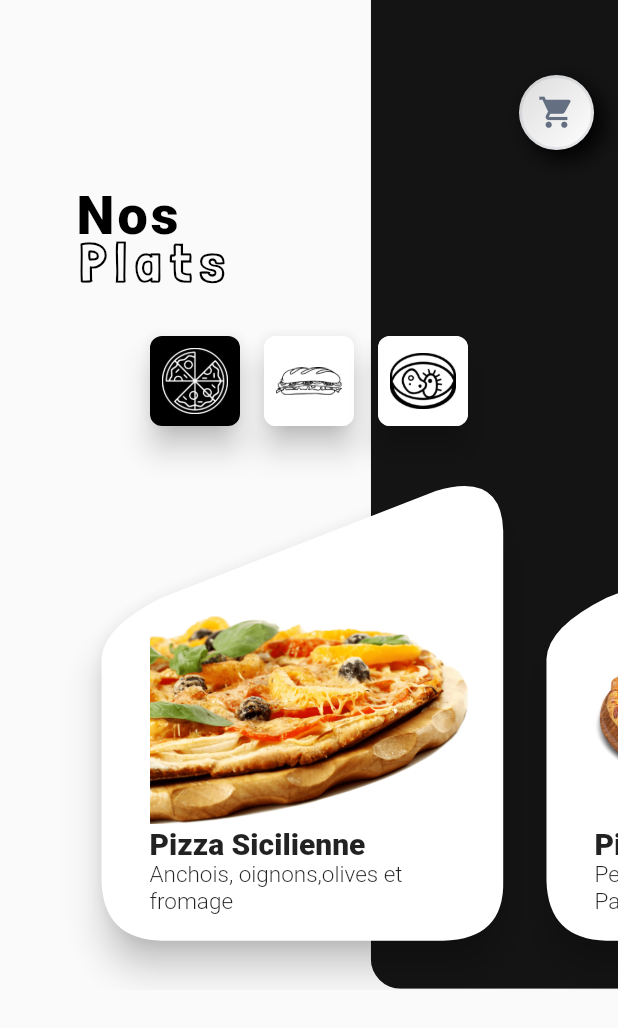
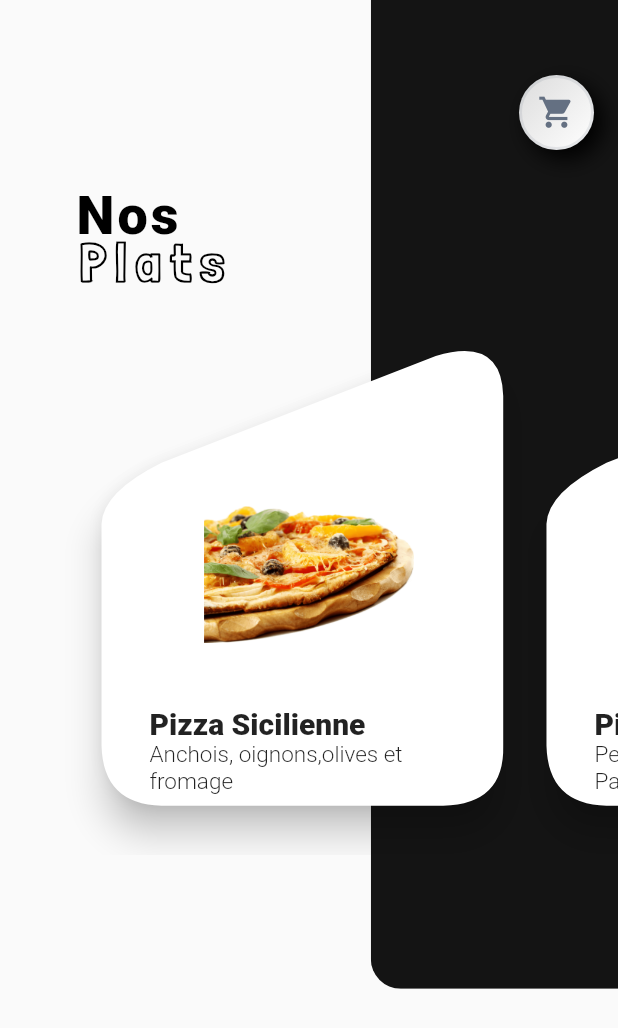
Before and after one commit to AbdennourBenantar/fooDelivery, a Flutter app: the RestaurantPlats screen opened directly, on a phone screen of 412 x 824 dp. Shown: the top 1028 px of the screen. Run offline on Flutter 3.47's test engine with Material 2 defaults, Android fonts, the light colour scheme and no system bars; drawn by our look-alikes of clay_containers; our stand-ins replace flutter_bloc, google_fonts, rflutter_alert, rxdart.

Commit message:
Started implementing the PLates page's UI 2

```diff
--- a/lib/RestaurantPlats.dart
+++ b/lib/RestaurantPlats.dart
@@ -1,12 +1,16 @@
+import 'dart:math';
+
 import 'package:barberdz/option.dart';
 import 'package:barberdz/pizzas.dart';
 import 'package:barberdz/plat_card_shape.dart';
+import 'package:barberdz/plat_details.dart';
 import 'package:clay_containers/clay_containers.dart';
 import 'package:flutter/cupertino.dart';
 import 'package:flutter/material.dart';
 import 'bloc/bloc_navigation/navigation_bloc.dart';
 
-class RestaurantPlats extends StatelessWidget with NavigationStates {
+
+class RestaurantPlats extends StatelessWidget {
   @override
   Widget build(BuildContext context) {
     final width=MediaQuery.of(context).size.width;
@@ -29,9 +33,7 @@ class RestaurantPlats extends StatelessWidget with NavigationStates {
               SizedBox(
                 height: 30,
               ),
-              _FoodOptions(selectedOptionId:1),
-              SizedBox(height:30),
-              _ItemsWidget(items:pizzas,screenWidth: width,screenHeight: height,)
+              _FoodOptionAndItems(selectedOptionId:1,screenHeight: height,screenWidth: width,items: pizzas,)
             ],
           ),
         ],
@@ -40,47 +42,83 @@ class RestaurantPlats extends StatelessWidget with NavigationStates {
   }
 }
 
-class _ItemsWidget extends StatelessWidget{
+class _FoodOptionAndItems extends StatefulWidget {
+  final int selectedOptionId;
+  final double screenWidth,screenHeight;
   final List<Plat> items;
-  final double screenWidth,screenHeight;
 
-  const _ItemsWidget({Key key, this.items,this.screenWidth,this.screenHeight}) : super(key: key);
+  const _FoodOptionAndItems({Key key, this.selectedOptionId, this.screenWidth, this.screenHeight, this.items}) : super(key: key);
+  @override
+  __FoodOptionAndItemsState createState() => __FoodOptionAndItemsState();
+}
+
+class __FoodOptionAndItemsState extends State<_FoodOptionAndItems> {
 
   @override
   Widget build(BuildContext context) {
+    bool isSelected;
+    Column(
+      children: <Widget>[
+        Padding(
+          padding: const EdgeInsets.symmetric(horizontal: 50),
+          child: Row(
+            mainAxisAlignment: MainAxisAlignment.center,
+            children: <Widget>[
+              for (int index=0;index<options.length;index++)
+                InkWell(
+                  child: _OptionWidget(option: options[index],isSelected:options[index].id==widget.selectedOptionId),
+                  onTap: (){
+                  },
+                ),
+            ],
+          ),
+        ),
+        SizedBox(height:40),
+      ],
+    );
+    switch(widget.selectedOptionId){
+      case 1:{
         return SizedBox(
-      height: screenHeight*0.42,
+          height: widget.screenHeight*0.42,
           child: PageView.builder(
               itemCount: pizzas.length,
               controller: PageController(viewportFraction: 0.72),
               itemBuilder: (context,index){
                 return Container(
                   margin: const EdgeInsets.symmetric(horizontal: 10),
+                  child: InkWell(
+                    onTap: (){Navigator.push(context,PageRouteBuilder(
+                        transitionDuration: const Duration(milliseconds: 350),
+                        pageBuilder: (context,_,__)=>PlatDetails(plat:widget.items[index])
+                    ));},
                     child: Stack(
                       children: <Widget>[
-                  Material(
+                        Hero(
+                          tag: "background-${widget.items[index].title}",
+                          child: Material(
                             elevation: 10,
-                    shape:  PlatCardShape(screenWidth*0.65,screenHeight*0.38),
+                            shape:  PlatCardShape(widget.screenWidth*0.65,widget.screenHeight*0.38),
                             color: Colors.white,
                           ),
+                        ),
                         Padding(
-                    padding: const EdgeInsets.all(32.0),
+                          padding: const EdgeInsets.fromLTRB(32,32,32,60),
                           child: Align(
-                      child: Image.asset(items[index].imagePath),
-                    alignment: Alignment(0, -0.1),),
+                            child: Image.asset(widget.items[index].imagePath,height: 140,width: 140,),
+                            alignment: Alignment(0, 0),),
                         ),
                         Positioned(
-                    bottom: 50,
+                          bottom: 40,
                           left: 32,
                           right: 32,
                           child: Column(
                             crossAxisAlignment: CrossAxisAlignment.start,
                             children: <Widget>[
-                        Text(items[index].title,style: TextStyle(
+                              Text(widget.items[index].title,style: TextStyle(
                                   fontSize: 20,
                                   fontWeight: FontWeight.w800
                               ),),
-                        Text(items[index].description,style:  TextStyle(
+                              Text(widget.items[index].description,style:  TextStyle(
                                   fontSize: 15,
                                   fontWeight: FontWeight.w300
                               ),),
@@ -90,33 +128,15 @@ class _ItemsWidget extends StatelessWidget{
 
                       ],
                     ),
+                  ),
                 );
               }),
         );
       }
-
+      case 2: return Text('2');
+      case 3: return Text('3');
   }
-
-class _FoodOptions extends StatelessWidget{
-
-  final int selectedOptionId;
-
-
-  const _FoodOptions({Key key, this.selectedOptionId}) : super(key: key);@override
-  Widget build(BuildContext context) {
-    bool isSelected;
-    return Padding(
-      padding: const EdgeInsets.symmetric(horizontal: 50),
-      child: Row(
-        mainAxisAlignment: MainAxisAlignment.center,
-        children: <Widget>[
-           for (int index=0;index<options.length;index++)
-             _OptionWidget(option: options[index],isSelected:options[index].id==selectedOptionId),
-        ],
-      ),
-    );
-  }
-}
+}}
 
 class _OptionWidget extends StatelessWidget{
 
@@ -144,6 +164,7 @@ class _OptionWidget extends StatelessWidget{
     );
   }
 }
+
 class _Title extends StatelessWidget {
   final String text;
 
--- a/lib/pizzas.dart
+++ b/lib/pizzas.dart
@@ -3,15 +3,16 @@ abstract class Plat{
   final String title;
   final String description;
 
-  Plat(this.imagePath,this.title,this.description);
+  Plat(this.imagePath,this.title,this.description,);
 }
 
 class Pizza extends Plat{
-  final String imagePath,title,description;
+  final String imagePath,title,description,caption;
+  final double price;
 
-  Pizza(this.imagePath, this.title, this.description):super(imagePath,title,description);
+  Pizza(this.imagePath, this.title, this.description,this.caption,this.price):super(imagePath,title,description);
 }
 final pizzas=[
-  Pizza('assets/sicillian.png','Pizza Sicilienne','Anchois, oignons,olives et fromage'),
-  Pizza('assets/pepperoni.png','Pizza Pepperoni','Pepperoni, Mozzarella et Parmesan')
+  Pizza('assets/sicillian.png','Pizza Sicilienne','Anchois, oignons,olives et fromage','',400),
+  Pizza('assets/pepperoni.png','Pizza Pepperoni','Pepperoni, Mozzarella et Parmesan','',600)
 ];
--- a/pubspec.yaml
+++ b/pubspec.yaml
@@ -30,6 +30,7 @@ dependencies:
   rxdart: ^0.23.1
   flutter_bloc: ^3.0.0
   clay_containers: ^0.2.2
+  after_layout: ^1.0.7+2
 
 dev_dependencies:
   flutter_test:
```
Also changed, not shown: lib/plat_details.dart (added, +71 -0 lines), lib/restaurantDash.dart (+6 -1 lines), assets/pepperoni.png, pubspec.lock. Lines whose indentation alone changed are shown as unchanged.
